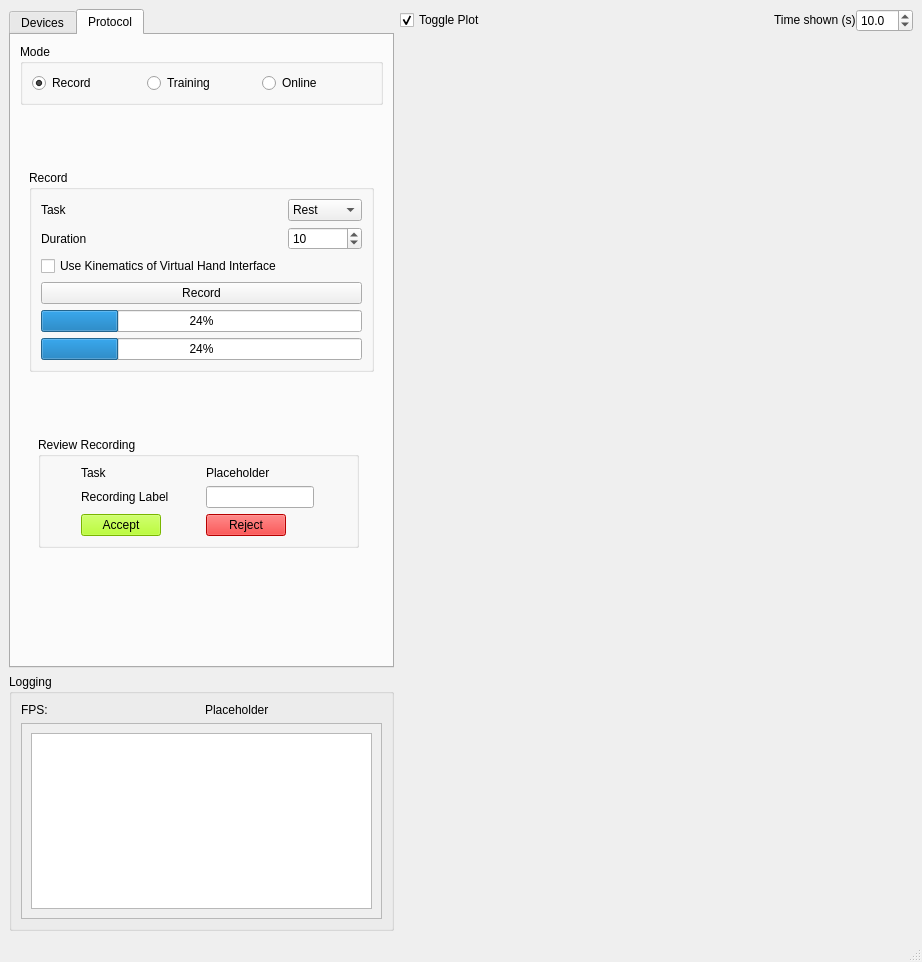
Old version of the form myogestic/gui/ui/main_window.ui in the repository NsquaredLab/MyoGestic.
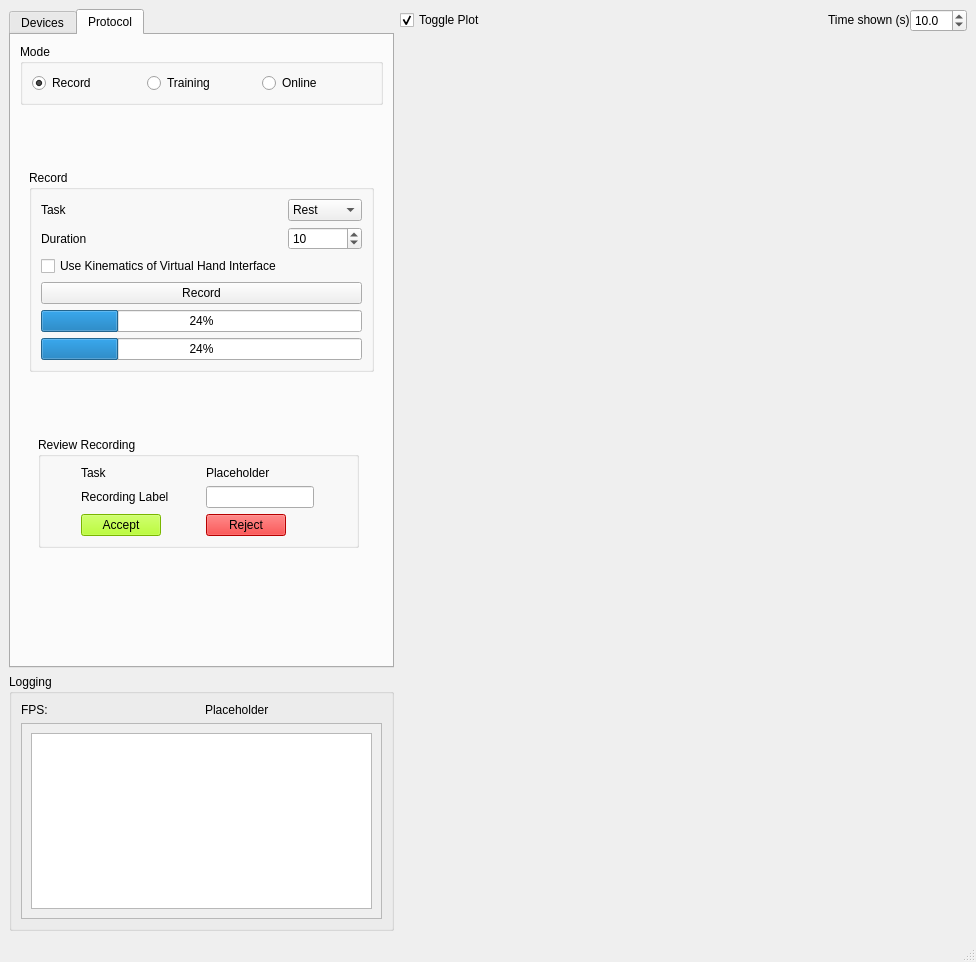
New version of the form. The open tabs and pages were chosen to show the change. Custom widgets are drawn as their Qt base class.

Commit message: Add beginning of monitoring widgets

```diff
--- a/myogestic/gui/ui/main_window.ui
+++ b/myogestic/gui/ui/main_window.ui
@@ -6,7 +6,7 @@
    <rect>
     <x>0</x>
     <y>0</y>
-    <width>922</width>
+    <width>976</width>
     <height>962</height>
    </rect>
   </property>
```
Left out of the diff: 74 changed lines with no effect on the pictures. The commit also changes 3 other files.
